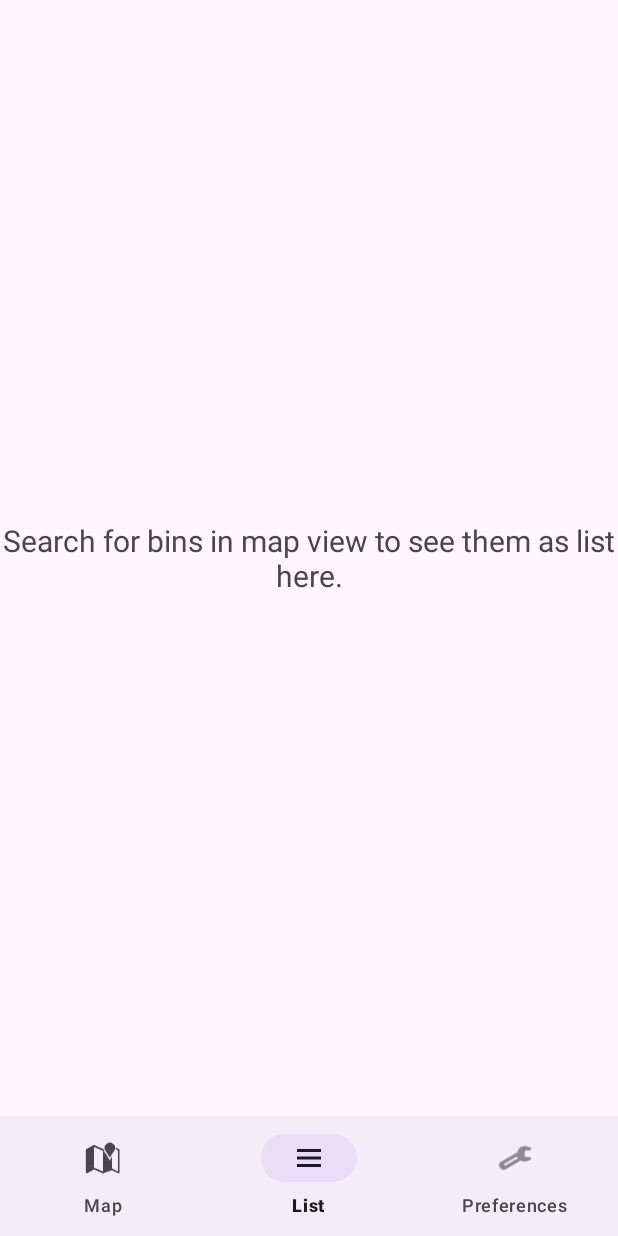
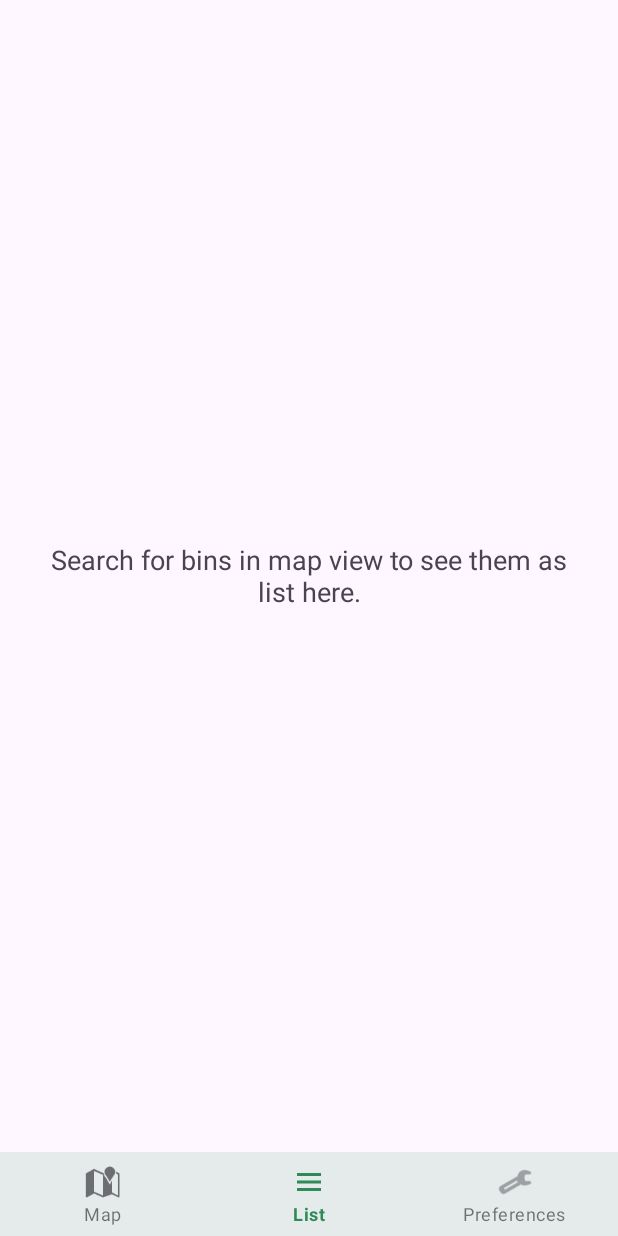
Before and after one commit to sammyhawkrad/nextBin, an Android app: the screen it shows after launch (MainActivity), item 2 of the bottom bar chosen, on a phone screen of 412 x 824 dp. Run offline under Robolectric (Android 15) with nearby library versions, the phone set to English and light mode, and no system bars; 3 statements that could not run were skipped.

Commit message:
Customise menu style

```diff
--- a/app/src/main/res/layout/activity_main.xml
+++ b/app/src/main/res/layout/activity_main.xml
@@ -10,6 +10,7 @@
         android:layout_width="match_parent"
         android:layout_height="wrap_content"
         android:layout_alignParentBottom="true"
+        style="@style/BottomNavigation"
         app:menu="@menu/btm_nav_items" />
     <RelativeLayout
         android:id="@+id/main_view"
--- a/app/src/main/res/layout/fragment_list_placeholder.xml
+++ b/app/src/main/res/layout/fragment_list_placeholder.xml
@@ -8,10 +8,9 @@
         android:id="@+id/fragment_list_placeholder_text"
         android:layout_width="match_parent"
         android:layout_height="match_parent"
-        android:layout_marginTop="20dp"
-        android:layout_marginBottom="20dp"
+        android:layout_margin="20dp"
         android:gravity="center"
         android:text="@string/fragment_list_placeholder_text"
-        android:textSize="20sp" />
+        android:textSize="18sp" />
 
 </LinearLayout>
--- a/app/src/main/res/values/themes.xml
+++ b/app/src/main/res/values/themes.xml
@@ -11,5 +11,7 @@
         <item name="colorOnSecondary">@color/colorOnSecondary</item>
     </style>
 
+    <style name="BottomNavigation" parent="Widget.MaterialComponents.BottomNavigationView"/>
+
     <style name="Theme.NextBin" parent="Base.Theme.NextBin" />
 </resources>
```
Also changed, not shown: app/src/main/java/com/sammyhawkrad/nextbin/MapFragment.java (+9 -0 lines).
